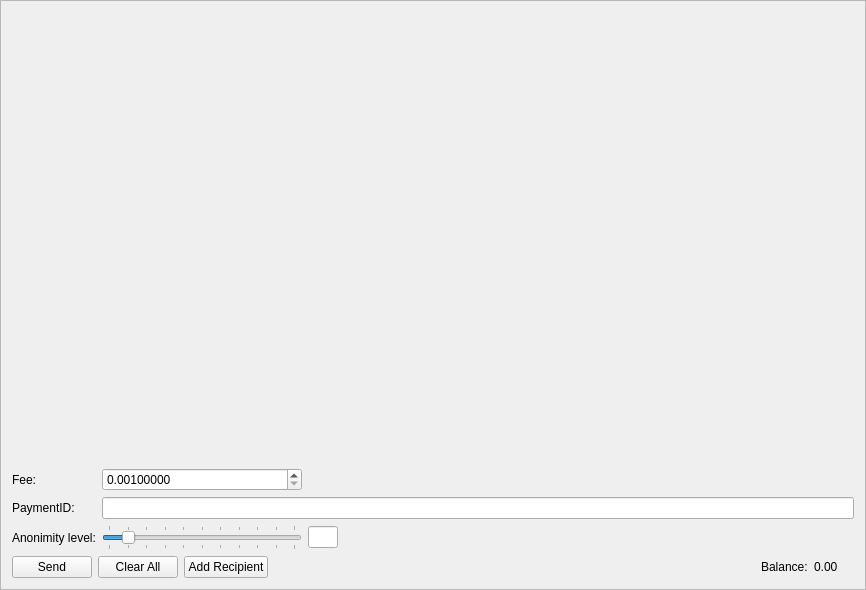
Qt form src/gui/ui/sendframe.ui (mygirl8893/Catalyst-Classic-3.0.4) before a commit.
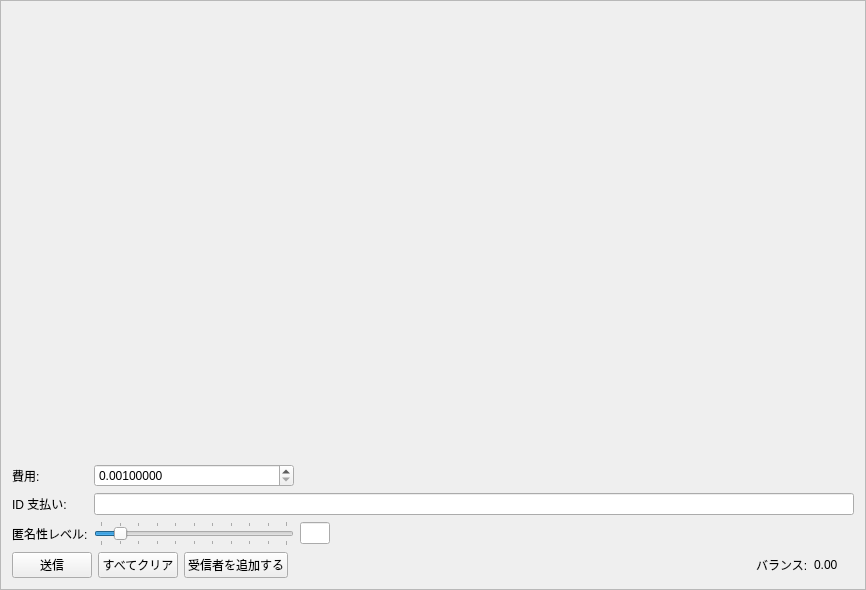
The same form after that commit. Icons and pictures are not drawn.

The edit to the form file:
```diff
--- a/src/gui/ui/sendframe.ui
+++ b/src/gui/ui/sendframe.ui
@@ -75,7 +75,7 @@
      <item row="2" column="0">
       <widget class="QLabel" name="label_2">
        <property name="text">
-        <string>Anonimity level:</string>
+        <string>匿名性レベル:</string>
        </property>
       </widget>
      </item>
@@ -85,7 +85,7 @@
      <item row="1" column="0">
       <widget class="QLabel" name="label_6">
        <property name="text">
-        <string>PaymentID:</string>
+        <string>ID 支払い:</string>
        </property>
       </widget>
      </item>
@@ -161,7 +161,7 @@
      <item row="0" column="0">
       <widget class="QLabel" name="label">
        <property name="text">
-        <string>Fee:</string>
+        <string>費用:</string>
        </property>
       </widget>
      </item>
@@ -191,7 +191,7 @@
      <item>
       <widget class="QPushButton" name="m_sendButton">
        <property name="text">
-        <string>Send</string>
+        <string>送信</string>
        </property>
        <property name="icon">
         <iconset resource="../../resources.qrc">
@@ -202,7 +202,7 @@
      <item>
       <widget class="QPushButton" name="m_clearAllButton">
        <property name="text">
-        <string>Clear All</string>
+        <string>すべてクリア</string>
        </property>
        <property name="icon">
         <iconset resource="../../resources.qrc">
@@ -213,7 +213,7 @@
      <item>
       <widget class="QPushButton" name="m_addRecipientButton">
        <property name="text">
-        <string>Add Recipient</string>
+        <string>受信者を追加する</string>
        </property>
        <property name="icon">
         <iconset resource="../../resources.qrc">
@@ -237,7 +237,7 @@
      <item>
       <widget class="QLabel" name="label_4">
        <property name="text">
-        <string>Balance:</string>
+        <string>バランス:</string>
        </property>
       </widget>
      </item>
```
